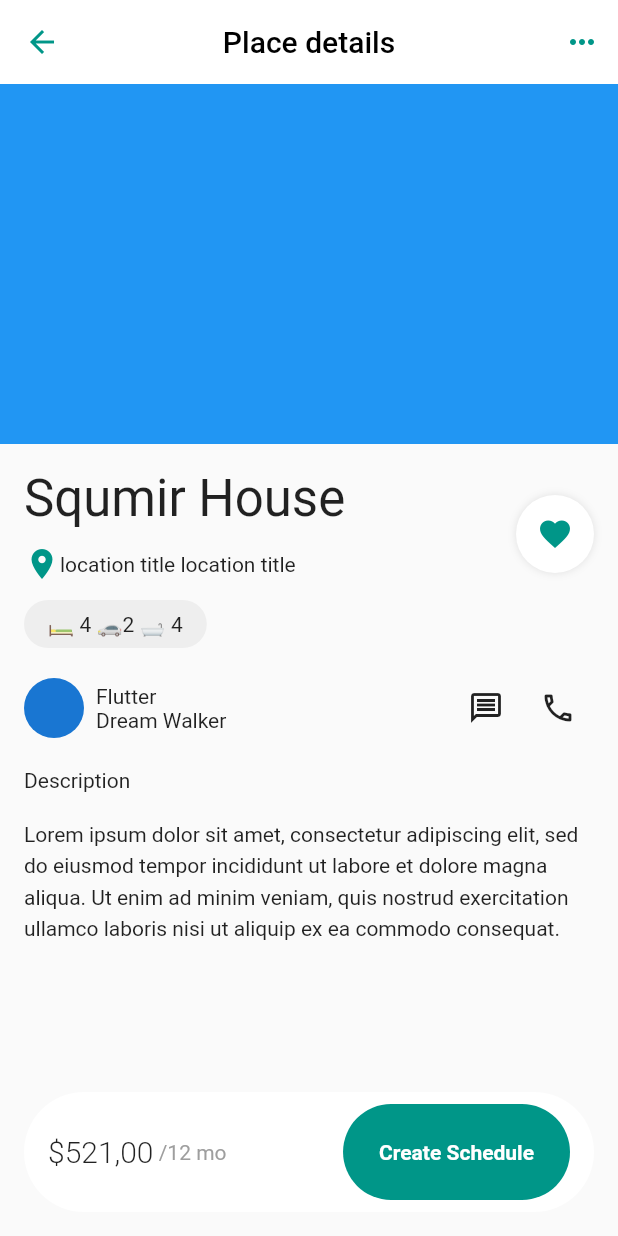
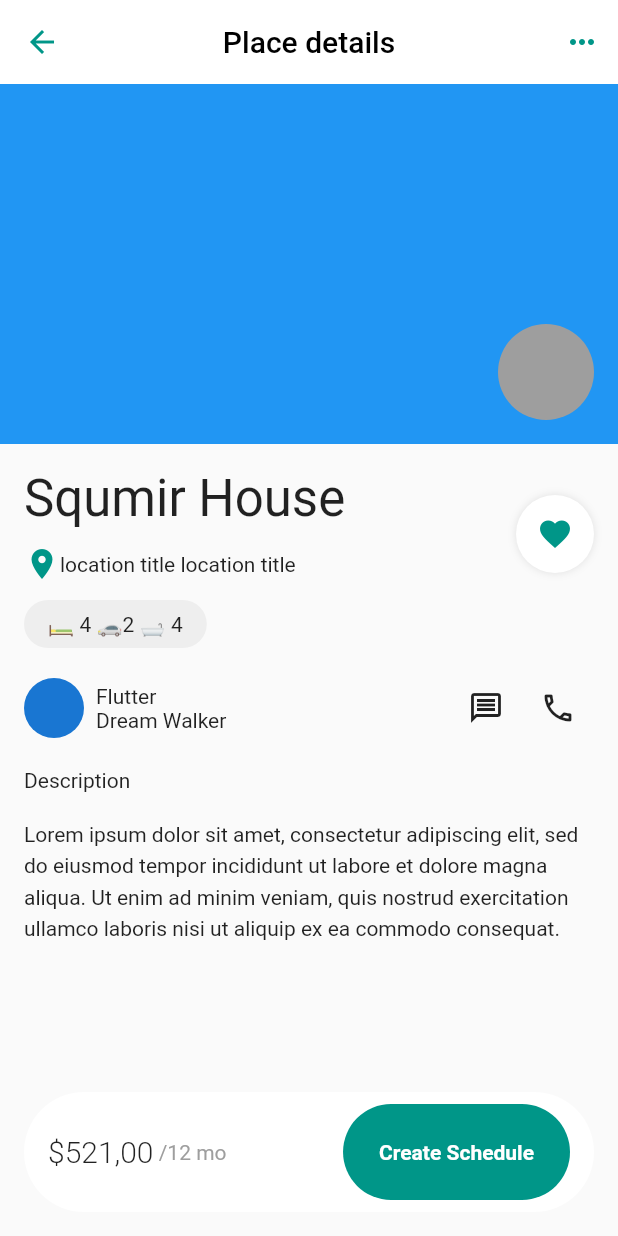
Before and after one commit to JAICHANGPARK/flutter_notebook_chapter_31, a Flutter app: the RealEstateDetailPage screen opened directly, on a phone screen of 412 x 824 dp. Run offline on Flutter 3.47's test engine with Material 2 defaults, Android fonts, the phone set to English and light mode, and no system bars.

Commit message:
Update real_estate_detail_page.dart

```diff
--- a/lib/ep1555_real_estate_app/view/real_estate_detail_page.dart
+++ b/lib/ep1555_real_estate_app/view/real_estate_detail_page.dart
@@ -40,6 +40,18 @@ class _RealEstateDetailPageState extends State<RealEstateDetailPage> {
                 Container(
                   height: 240,
                   color: Colors.blue,
+                  child: Stack(
+                    children: [
+                      Positioned(
+                        right: 16,
+                        bottom: 16,
+                        child: CircleAvatar(
+                          radius: 32,
+                          backgroundColor: Colors.grey,
+                        ),
+                      ),
+                    ],
+                  ),
                 ),
                 Expanded(
                   child: Padding(
@@ -52,9 +64,12 @@ class _RealEstateDetailPageState extends State<RealEstateDetailPage> {
                             const Column(
                               crossAxisAlignment: CrossAxisAlignment.start,
                               children: [
-                                Text("Squmir House", style: TextStyle(
-                                  fontSize: 34,
-                                ),),
+                                Text(
+                                  "Squmir House",
+                                  style: TextStyle(
+                                    fontSize: 34,
+                                  ),
+                                ),
                                 Padding(
                                   padding: EdgeInsets.symmetric(vertical: 12),
                                   child: Row(
@@ -141,7 +156,6 @@ class _RealEstateDetailPageState extends State<RealEstateDetailPage> {
                             style: TextStyle(height: 1.5),
                           ),
                         ),
-
                       ],
                     ),
                   ),
```
